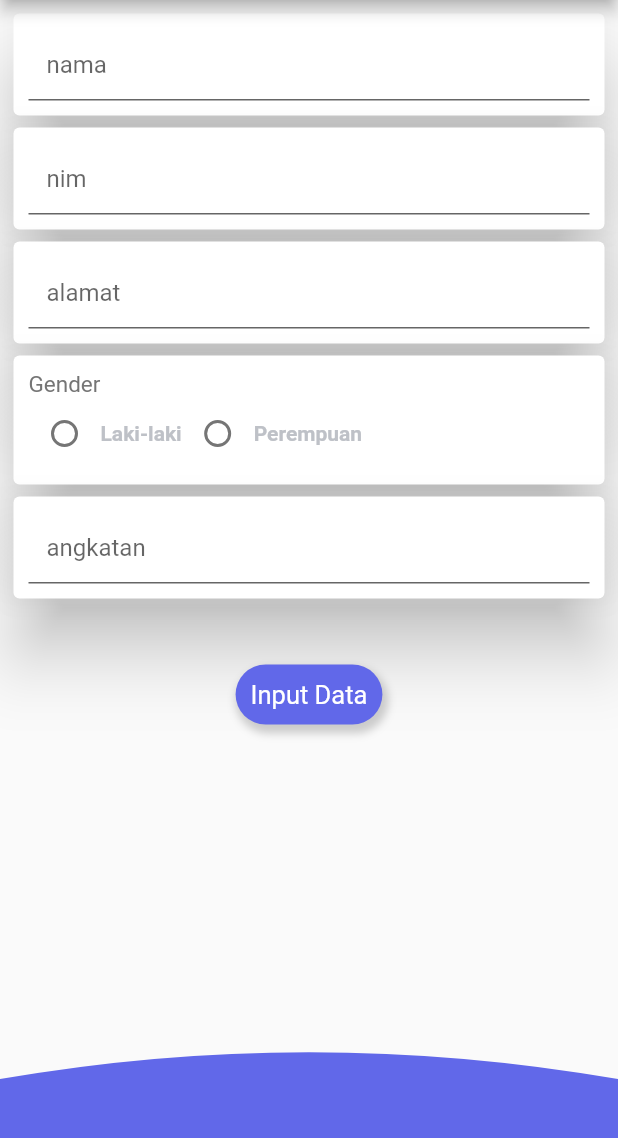
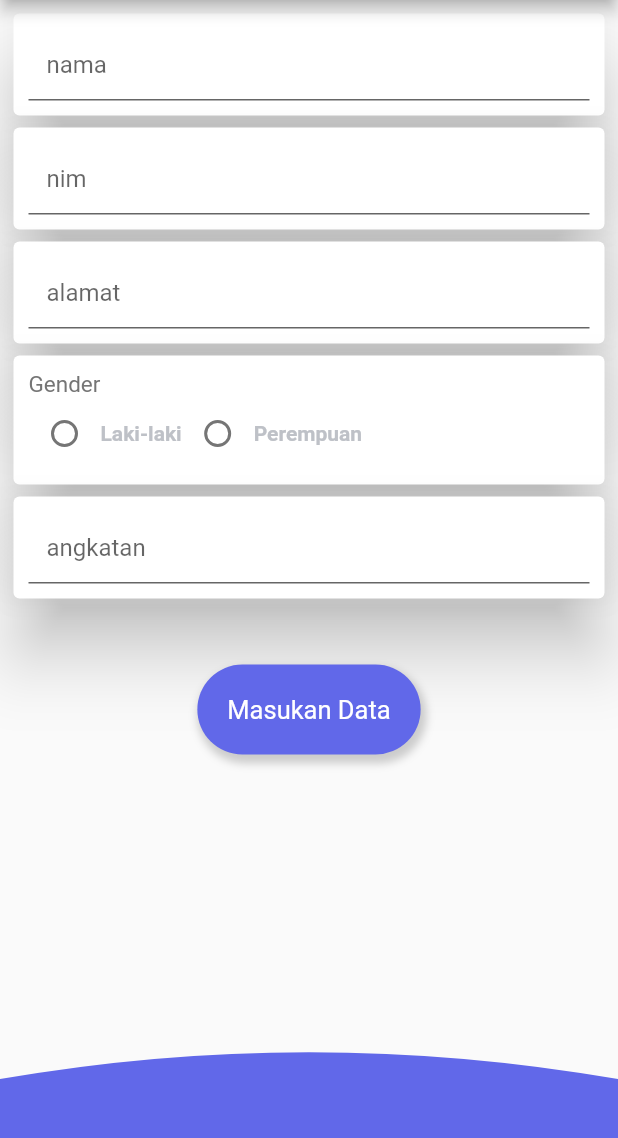
Before and after one commit to vicco7s/udacoding_repository, a Flutter app: the FormMahasiswa screen opened directly, on a phone screen of 412 x 824 dp, the part 84-1222 px from its top. Run offline on Flutter 3.47's test engine with Material 2 defaults, Android fonts, the phone set to English and light mode, and no system bars; our stand-ins replace flutter_svg, fluttertoast, font_awesome_flutter, introduction_screen, numberpicker, rounded_loading_button and 3 more; missing offline and left inert: flutter_webview_plugin; accounts and stored records are empty.

Commit message:
Fix Commit

```diff
--- a/mahasiswa_app/lib/page/HomeScreen.dart
+++ b/mahasiswa_app/lib/page/HomeScreen.dart
@@ -49,7 +49,7 @@ class _HomeScreenState extends State<HomeScreen> {
         title: Text('Mahasiswa',style: alerTextT,),
         actions: [
           IconButton(
-            icon: Icon(Icons.exit_to_app_sharp,color:kColorBlue),
+            icon: Icon(Icons.exit_to_app,color:kColorBlue),
             onPressed: () => logout(),
           )
         ],
--- a/mahasiswa_app/lib/page/form.dart
+++ b/mahasiswa_app/lib/page/form.dart
@@ -152,9 +152,9 @@ class _FormMahasiswaState extends State<FormMahasiswa> {
                     }
                   },
                 child: Container(
-                  padding: EdgeInsets.fromLTRB(10, 10, 10, 10),
+                  padding: EdgeInsets.fromLTRB(20, 20, 20, 20),
                   decoration: buttonGesture,
-                  child:  Text(data==null ? 'Input Data' : 'Update Data', style: TextStyle(color: Colors.white, fontSize: 17),),
+                  child:  Text(data==null ? 'Masukan Data' : 'Perbarui data', style: TextStyle(color: Colors.white, fontSize: 17),),
                     ),
                   ),
                 ],
```
Also changed, not shown: mahasiswa_app/pubspec.lock.
